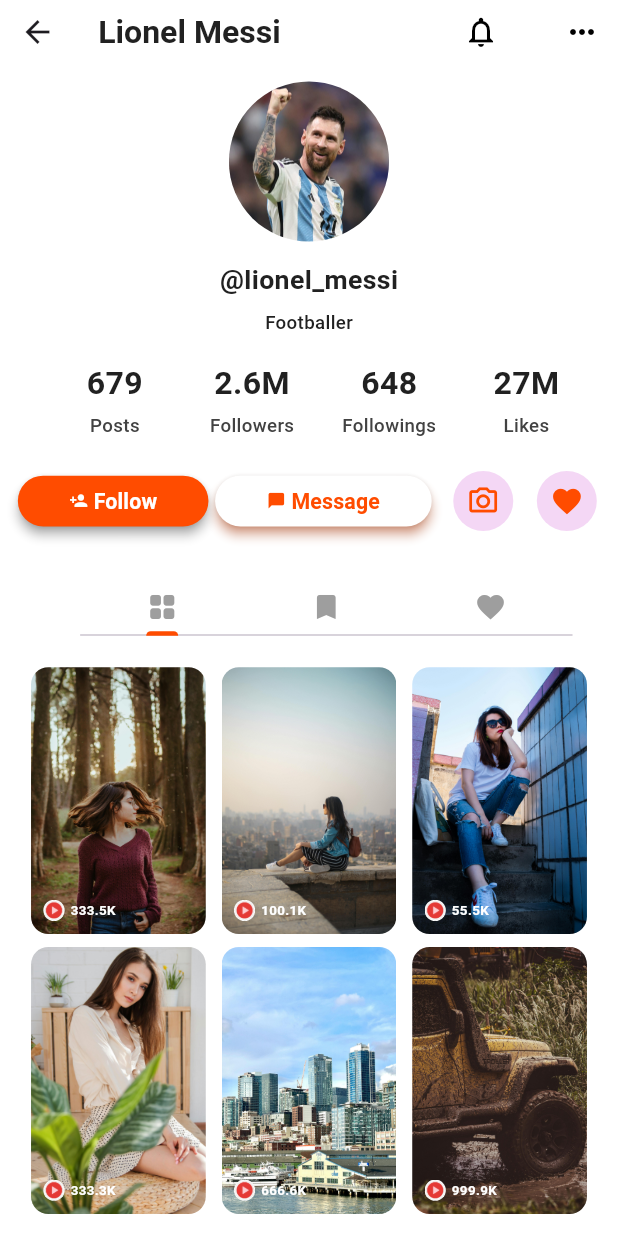
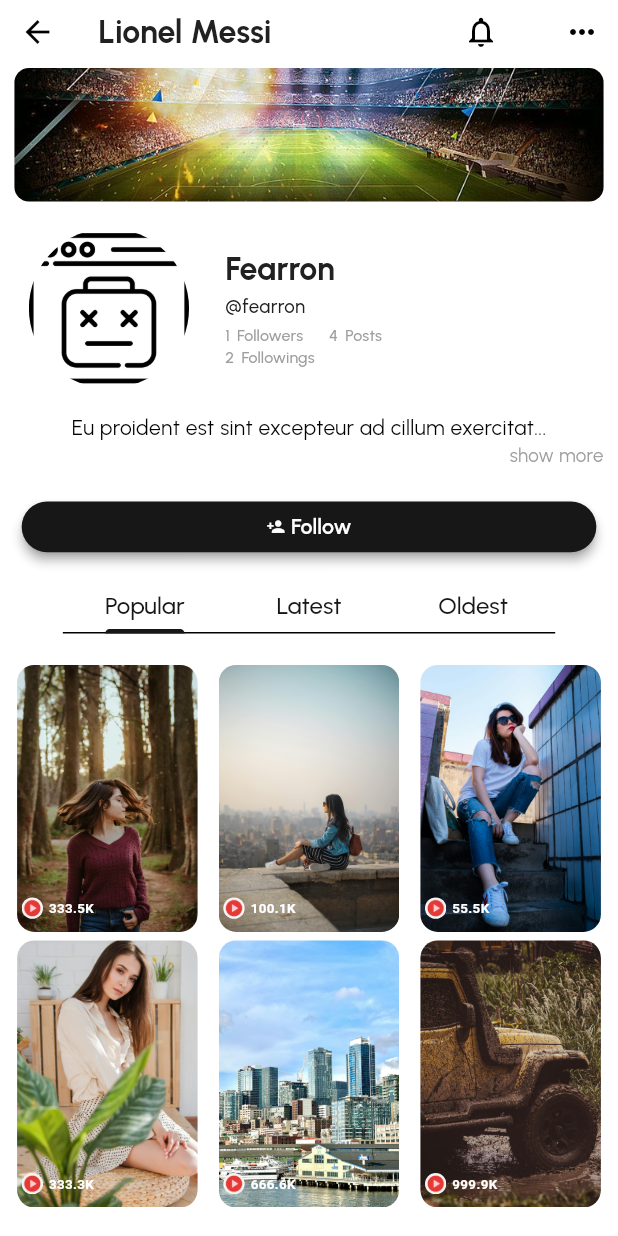
Before and after one commit to anhhuy007/tiktok-clone, a Flutter app: the screen it shows after launch, on a phone screen of 412 x 824 dp. Run offline on Flutter 3.47's test engine with Material 3 defaults, Android fonts, the phone set to English and light mode, and no system bars; drawn by our look-alikes of cached_network_image; our stand-ins replace flutter_riverpod, flutter_svg, responsive_sizer; network calls fail.

Commit message:
feat: Optimize design's harmony

```diff
--- a/lib/core/constants/image_constants.dart
+++ b/lib/core/constants/image_constants.dart
@@ -15,4 +15,5 @@ class ImageConstant {
   static String image4Path = '$imagesPath/img_image_4.jpg';
   static String image5Path = '$imagesPath/img_image_5.jpg';
   static String image6Path = '$imagesPath/img_image_6.jpg';
+  static String bannerPath = "$imagesPath/img_sample_banner.jpg";
 }
--- a/lib/main.dart
+++ b/lib/main.dart
@@ -4,6 +4,7 @@
 import 'package:tiktok_clone/core/utils/size_utils.dart' as size_utils;
 import 'package:tiktok_clone/presentation/profile/profile_page/profile_page.dart';
 import 'package:tiktok_clone/presentation/profile/profile_page_container/profile_page_container.dart';
+import 'package:tiktok_clone/theme/theme_helper.dart';
 import 'core/utils/size_utils.dart';
 
 void main() {
@@ -19,11 +20,17 @@
         return MaterialApp(
           title: 'Flutter Demo',
           theme: ThemeData(
-            colorScheme: ColorScheme.fromSeed(seedColor: Colors.deepPurple),
+            colorScheme: ColorSchemes.primaryColorScheme,
+            textTheme: TextTheme(
+              headlineSmall: CustomTextStyles.headlineSmall,
+              labelMedium: CustomTextStyles.labelMedium,
+              titleLarge: CustomTextStyles.titleLarge,
+              titleMedium: CustomTextStyles.titleMedium,
+              titleSmall: CustomTextStyles.titleSmall
+            ),
             useMaterial3: true,
           ),
-          home: ResponsiveSizer(
-              builder: (context, orientation, screenSize) => const MyHomePage(title: "Test")),
+          home: MyHomePage(title: "Test")
         );
       },
       )
--- a/lib/presentation/profile/profile_page/profile_page.dart
+++ b/lib/presentation/profile/profile_page/profile_page.dart
@@ -4,7 +4,7 @@ import 'package:tiktok_clone/core/utils/size_utils.dart';
 import 'package:tiktok_clone/presentation/profile/profile_page/models/profile_item_model.dart';
 import 'package:tiktok_clone/presentation/profile/profile_page/notifiers/profile_notifier.dart';
 import 'package:tiktok_clone/presentation/profile/profile_page/widgets/profile_item_widget.dart';
-import 'package:tiktok_clone/theme/theme.dart';
+import 'package:tiktok_clone/theme/theme_helper.dart';
 
 
 class ProfilePage extends ConsumerStatefulWidget {
@@ -20,7 +20,7 @@ class ProfilePageState extends ConsumerState<ProfilePage>{
 
     return SafeArea(
       child: Scaffold(
-        backgroundColor: ColorSchemes.primaryColorScheme.onErrorContainer,
+        backgroundColor: Theme.of(context).colorScheme.onErrorContainer,
         body: _buildScrollView(context)
       )
     );
@@ -34,7 +34,7 @@ class ProfilePageState extends ConsumerState<ProfilePage>{
             children: [
               SizedBox(height: 23.v),
               Padding(
-                padding: EdgeInsets.symmetric(horizontal: 20.h),
+                padding: EdgeInsets.symmetric(horizontal: 5.h),
                 child: Row(
                     mainAxisAlignment: MainAxisAlignment.center,
                     children: [
@@ -47,8 +47,8 @@ class ProfilePageState extends ConsumerState<ProfilePage>{
                               gridDelegate: SliverGridDelegateWithFixedCrossAxisCount(
                                   mainAxisExtent: 201.v,
                                   crossAxisCount: 3,
-                                  mainAxisSpacing: 8.h,
-                                  crossAxisSpacing: 8.h
+                                  mainAxisSpacing: 5.h,
+                                  crossAxisSpacing: 1.h
                               ),
                               physics: NeverScrollableScrollPhysics(),
                               itemCount: ref
--- a/lib/presentation/profile/profile_page/widgets/profile_item_widget.dart
+++ b/lib/presentation/profile/profile_page/widgets/profile_item_widget.dart
@@ -17,14 +17,14 @@ class ProfileItemWidget extends StatelessWidget {
     // TODO: implement build
     return SizedBox(
       height: 200.v,
-      width: 121.h,
+      width: 125.h,
       child: Stack(
         alignment: Alignment.bottomLeft,
         children: [
           CustomImageView(
             imagePath: profileItemModelObj.imgPath,
             height: 200.v,
-            width: 121.h,
+            width: 125.h,
             borderRadius: BorderRadius.circular(12.h),
             alignment: Alignment.center,
           ),
--- a/lib/presentation/profile/profile_page_container/models/profile_page_container_model.dart
+++ b/lib/presentation/profile/profile_page_container/models/profile_page_container_model.dart
@@ -1,3 +1,23 @@
 class ProfilePageContainerModel {
-  ProfilePageContainerModel();
+  ProfilePageContainerModel({
+    required this.userId,
+    required this.handle,
+    required this.name,
+    required this.follower,
+    required this.following,
+    required this.posts,
+    required this.description,
+    required this.avatarUrl,
+    required this.thumbnailUrl
+  });
+
+  int userId;
+  String handle;
+  String name;
+  int follower;
+  int following;
+  int posts;
+  String description;
+  String avatarUrl;
+  String thumbnailUrl;
 }
--- a/lib/presentation/profile/profile_page_container/notifiers/profile_page_container_notifier.dart
+++ b/lib/presentation/profile/profile_page_container/notifiers/profile_page_container_notifier.dart
@@ -6,7 +6,17 @@ class ProfilePageContainerNotifier extends Notifier<ProfilePageContainerModel> {
   @override
   ProfilePageContainerModel build() {
     // TODO: implement build
-    return ProfilePageContainerModel();
+    return ProfilePageContainerModel(
+      userId: 1,
+      handle: "@fearron",
+      name: "Fearron",
+      follower: 1,
+      following: 2,
+      posts: 4,
+      description: "Eu proident est sint excepteur ad cillum exercitation sunt nisi consectetur minim pariatur quis elit. Aliqua cillum deserunt aliquip do irure culpa do deserunt tempor sunt.",
+      avatarUrl: "https://yt3.googleusercontent.com/PlolKXX01kTs7Eqq_GDhUeXkVgVPlJhEUNVYw4AOgZfVPhUO-k-p2I6Qo_h7bGFXSmUexS-_PW4=s176-c-k-c0x00ffffff-no-rj",
+      thumbnailUrl: "https://drive.google.com/file/d/1_VuG30LkK3lxNxRZhwFqIid1c7zBAKZh/view?usp=sharing"
+    );
   }
 }
 
--- a/lib/presentation/profile/profile_page_container/profile_page_container.dart
+++ b/lib/presentation/profile/profile_page_container/profile_page_container.dart
@@ -3,7 +3,10 @@ import 'package:flutter_riverpod/flutter_riverpod.dart';
 import 'package:tiktok_clone/core/constants/image_constants.dart';
 import 'package:tiktok_clone/core/utils/size_utils.dart';
 import 'package:tiktok_clone/presentation/profile/profile_page/profile_page.dart';
-import 'package:tiktok_clone/theme/theme.dart';
+import 'package:tiktok_clone/presentation/profile/profile_page_container/models/profile_page_container_model.dart';
+import 'package:tiktok_clone/presentation/profile/profile_page_container/notifiers/profile_page_container_notifier.dart';
+import 'package:tiktok_clone/presentation/profile/profile_page_container/widgets/description_text_widget.dart';
+import 'package:tiktok_clone/theme/theme_helper.dart';
 import 'package:tiktok_clone/widget/app_bar_leading_image.dart';
 import 'package:tiktok_clone/widget/app_bar_title.dart';
 import 'package:tiktok_clone/widget/app_bar_trailing_icon.dart';
@@ -30,6 +33,7 @@ class ProfilePageContainerState extends ConsumerState<ProfilePageContainer> with
 
   @override
   Widget build(BuildContext context) {
+    final model = ref.watch(profilePageContainerNotifier);
     return SafeArea(
       child: Scaffold(
         backgroundColor: Color(0xFFFFFFFF),
@@ -37,59 +41,103 @@ class ProfilePageContainerState extends ConsumerState<ProfilePageContainer> with
         body: SizedBox(
           width: SizeUtils.width,
           child: SingleChildScrollView(
-            padding: EdgeInsets.only(top: 13.v),
+            padding: EdgeInsets.only(top: 3.v),
             child: Column(
               crossAxisAlignment: CrossAxisAlignment.center,
               children: [
+                SizedBox(
+                  width: FIGMA_DESIGN_WIDTH.h,
+                  height: 100.v,
+                  child: Padding(
+                    padding: EdgeInsets.symmetric(horizontal: 10.h),
+                    child: ClipRRect(
+                      borderRadius: BorderRadius.circular(10.h),
+                      child: Container(
+                        decoration: BoxDecoration(
+                          borderRadius: BorderRadius.circular(10.h)
+                        ),
+                        child: CustomImageView(
+                          imagePath: ImageConstant.bannerPath,
+                        )
+                      ),
+                    ),
+                  ),
+                ),
+                SizedBox(height: 20.v),
+                Row(
+                  children: [
+                    SizedBox(width: 20.h),
                     CustomImageView(
-                  imagePath: ImageConstant.avatarPath,
+                      imagePath: model.avatarUrl,
                       height: 120.adaptSize,
                       width: 120.adaptSize,
                       borderRadius: BorderRadius.circular(60.h),
                     ),
-                SizedBox(height: 14.v),
+                    SizedBox(width: 25.h,),
+                    Column(
+                      crossAxisAlignment: CrossAxisAlignment.start,
+                      children: [
                         Text(
-                  "@lionel_messi",
-                  style: CustomTextStyles.titleLarge,
+                          model.name,
+                          style: Theme.of(context).textTheme.headlineSmall,
                         ),
-                SizedBox(height: 9.v),
+                        SizedBox(height: 3.v),
                         Text(
-                  "Footballer",
+                          model.handle,
                           style: CustomTextStyles.titleSmallGray900,
                         ),
-                SizedBox(height: 17.v),
-                _buildRecentOrders(context),
-                SizedBox(height: 18.v),
-                _buildClientTestimonials(context),
-                SizedBox(height: 34.v),
+                        SizedBox(height: 3.v,),
+                        _buildRecentOrders(context, model)
+                      ],
+                    )
+                  ],
+                ),
+                SizedBox(height: 15.v),
+                Container(
+                  child: DescriptionTextWidget(
+                    text: model.description
+                  )
+                ),
+                SizedBox(height: 20.v),
+                _buildClientTestimonials(context, model),
+                SizedBox(height: 20.v),
                 Container(
                   height: 40.v,
                   width: 341.h,
-                  margin: EdgeInsets.only(left: 24.h),
+                  //margin: EdgeInsets.only(left: 24.h),
                   child: TabBar(
                     controller: tabViewController,
                     labelPadding: EdgeInsets.zero,
-                    indicatorColor: ColorSchemes.primaryColorScheme.primary,
+                    indicatorColor: Theme.of(context).colorScheme.primary,
                     tabs: [
                       Tab(
-                        child: Icon(
-                          Icons.grid_view_rounded,
-                          color: PrimaryColors.gray500,
-                          size: 24.adaptSize
+                        child: Text(
+                          "Popular",
+                          style: Theme.of(context).textTheme.headlineSmall!.copyWith(
+                            color: Theme.of(context).colorScheme.primary,
+                            fontWeight: FontWeight.w500,
+                            fontSize: 18.fsize
+                          ),
                         )
                       ),
                       Tab(
-                        child: Icon(
-                          Icons.bookmark,
-                          color: PrimaryColors.gray500,
-                          size: 24.adaptSize,
+                        child: Text(
+                          "Latest",
+                          style: Theme.of(context).textTheme.headlineSmall!.copyWith(
+                            color: Theme.of(context).colorScheme.primary,
+                            fontWeight: FontWeight.w500,
+                            fontSize: 18.fsize
+                          ),
                         )
                       ),
                       Tab(
-                        child: Icon(
-                          Icons.favorite,
-                          color: PrimaryColors.gray500,
-                          size: 24.adaptSize,
+                        child: Text(
+                          "Oldest",
+                          style: Theme.of(context).textTheme.headlineSmall!.copyWith(
+                            color: Theme.of(context).colorScheme.primary,
+                            fontWeight: FontWeight.w500,
+                            fontSize: 18.fsize
+                          ),
                         )
                       )
                     ]
@@ -141,70 +189,63 @@ class ProfilePageContainerState extends ConsumerState<ProfilePageContainer> with
   }
 
   /// Section Widget
-  Widget _buildRecentOrders(BuildContext context) {
+  Widget _buildRecentOrders(BuildContext context, ProfilePageContainerModel model) {
     return Padding(
-      padding: EdgeInsets.symmetric(horizontal: 24.h),
+      padding: EdgeInsets.symmetric(horizontal: 0.h),
       child: Row(
-        mainAxisAlignment: MainAxisAlignment.center,
+        crossAxisAlignment: CrossAxisAlignment.start,
+        mainAxisSize: MainAxisSize.min,
+        mainAxisAlignment: MainAxisAlignment.start,
         children: [
-          Expanded(
-            child: Padding(
-              padding: EdgeInsets.only(left: 16.h),
+          Column(
+            crossAxisAlignment: CrossAxisAlignment.start,
+            children: [
+              Padding(
+                padding: EdgeInsets.only(left: 0.h),
                 child: _buildUserProfile(
                     context,
-                content: "679",
-                title: "Posts",
-                onTap: () {
-
-                }
-              )
-            )
-          ),
-          Expanded(
-            child: Padding(
-              padding: EdgeInsets.only(left: 16.h),
-              child: _buildUserProfile(
-                context,
-                content: "2.6M",
+                    content: model.follower.toString(),
                     title: "Followers",
                     onTap: () {
 
                     }
                 ),
-            )
               ),
-          Expanded(
-            child: Padding(
-              padding: EdgeInsets.only(left: 16.h),
+              Padding(
+                padding: EdgeInsets.only(left: 0.h),
                 child: _buildUserProfile(
                     context,
-                content: "648",
+                    content: model.following.toString(),
                     title: "Followings",
                     onTap: () {
 
                     }
                 ),
               )
+            ],
           ),
-          Expanded(
-            child: Padding(
-              padding: EdgeInsets.only(left: 16.h),
+          Column(
+            crossAxisAlignment: CrossAxisAlignment.start,
+            children: [
+              Padding(
+                padding: EdgeInsets.only(left: 8.88.h),
                 child: _buildUserProfile(
                   context,
-                content: "27M",
-                title: "Likes",
+                  content: model.posts.toString(),
+                  title: "Posts",
                   onTap: () {
 
                   }
+                )
               ),
-            )
+            ],
           )
         ],
       ),
     );
   }
 
-  Widget _buildClientTestimonials(BuildContext context) {
+  Widget _buildClientTestimonials(BuildContext context, ProfilePageContainerModel model) {
     return Padding(
       padding: EdgeInsets.symmetric(horizontal: 0.h),
       child: Row(
@@ -212,11 +253,11 @@ class ProfilePageContainerState extends ConsumerState<ProfilePageContainer> with
         children: [
           CustomElevatedButton(
             buttonStyle: ElevatedButton.styleFrom(
-                backgroundColor:  ColorSchemes.primaryColorScheme.primary,
+                backgroundColor:  Theme.of(context).colorScheme.primary,
                 shadowColor: PrimaryColors.gray900,
                 elevation: 3
             ),
-            width: 132.h,
+            width: (FIGMA_DESIGN_WIDTH - 30).h,
             text: "Follow",
             margin: EdgeInsets.symmetric(vertical: 1.v, horizontal: 2.v),
             leftIcon: Container(
@@ -227,59 +268,6 @@ class ProfilePageContainerState extends ConsumerState<ProfilePageContainer> with
                 size: 14.adaptSize,
               ),
             ),
-          ),
-          CustomElevatedButton(
-            buttonStyle: ElevatedButton.styleFrom(
-              backgroundColor:  ColorSchemes.primaryColorScheme.onErrorContainer,
-              shadowColor: ColorSchemes.primaryColorScheme.primary,
-              elevation: 3
-            ),
-            width: 150.h,
-            text: "Message",
-            buttonTextStyle: CustomTextStyles.titleMediumOnErrorContainerSemiBold.copyWith(
-              color: ColorSchemes.primaryColorScheme.primary
-            ),
-            margin: EdgeInsets.symmetric(vertical: 1.v, horizontal: 3.v),
-            leftIcon: Container(
-              margin: EdgeInsets.only(right: 4.h),
-              child: Icon(
-                color: ColorSchemes.primaryColorScheme.primary,
-                Icons.messenger_outlined,
-                size: 14.adaptSize,
-              ),
-            ),
-          ),
-          Padding(
-            padding: EdgeInsets.only(left: 8.h),
-            child: IconButton(
-              icon: Icon(
-                Icons.camera_alt_outlined,
-                color: ColorSchemes.primaryColorScheme.primary,
-                size: 25.adaptSize,
-              ),
-              style: ButtonStyle(
-                backgroundColor: MaterialStatePropertyAll(Color(0xFFF4D7F5))
-              ),
-              onPressed: () {
-
-              },
-            )
-          ),
-          Padding(
-              padding: EdgeInsets.only(left: 8.h),
-              child: IconButton(
-                icon: Icon(
-                  Icons.favorite,
-                  color: ColorSchemes.primaryColorScheme.primary,
-                  size: 25.adaptSize,
-                ),
-                style: ButtonStyle(
-                    backgroundColor: MaterialStatePropertyAll(Color(0xFFF4D7F5))
-                ),
-                onPressed: () {
-
-                },
-              )
           )
         ]
       )
@@ -305,25 +293,31 @@ class ProfilePageContainerState extends ConsumerState<ProfilePageContainer> with
     return GestureDetector(
       onTap: () {onTap?.call();},
       child: Container(
-        padding: EdgeInsets.symmetric(horizontal: 2.h),
+        padding: EdgeInsets.symmetric(horizontal: 0.h),
         decoration: BoxDecoration(
-          color: ColorSchemes.primaryColorScheme.onErrorContainer,
+          color: Theme.of(context).colorScheme.onErrorContainer,
           borderRadius: BorderRadius.circular(1.h)
         ),
-        child: Column(
+        child: Row(
           mainAxisSize: MainAxisSize.min,
           mainAxisAlignment: MainAxisAlignment.center,
           children: [
             Text(
               content,
-              style: CustomTextStyles.headlineSmall.copyWith(color: PrimaryColors.gray900),
+              style: Theme.of(context).textTheme.titleSmall!.copyWith(
+                color: PrimaryColors.gray500,
+                fontSize: 12.fsize
               ),
-            SizedBox(height: 5.v),
+            ),
+            SizedBox(width: 5.h),
             Text(
               title,
-              style: CustomTextStyles.titleSmallErrorContainer.copyWith(color: ColorSchemes.primaryColorScheme.errorContainer),
+              style: Theme.of(context).textTheme.titleSmall!.copyWith(
+                color: PrimaryColors.gray500,
+                fontSize: 12.fsize
               ),
-            SizedBox(height: 1.v)
+            ),
+            SizedBox(width: 1.h)
           ],
         ),
       ),
--- /dev/null
+++ b/lib/presentation/profile/profile_page_container/widgets/description_text_widget.dart
@@ -0,0 +1,68 @@
+import 'package:flutter/material.dart';
+import 'package:tiktok_clone/core/utils/size_utils.dart';
+import 'package:tiktok_clone/theme/theme_helper.dart';
+
+class DescriptionTextWidget extends StatefulWidget {
+  final String text;
+
+  DescriptionTextWidget({required this.text});
+
+  @override
+  _DescriptionTextWidgetState createState() => _DescriptionTextWidgetState();
+}
+
+class _DescriptionTextWidgetState extends State<DescriptionTextWidget> {
+  String firstHalf = "";
+  String secondHalf = "";
+
+  bool flag = true;
+
+  @override
+  void initState() {
+    super.initState();
+
+    if (widget.text.length > 50) {
+      firstHalf = widget.text.substring(0, 50);
+      secondHalf = widget.text.substring(50, widget.text.length);
+    } else {
+      firstHalf = widget.text;
+      secondHalf = "";
+    }
+  }
+
+  @override
+  Widget build(BuildContext context) {
+    return Container(
+      padding: EdgeInsets.symmetric(horizontal: 10.h, vertical: 3.v),
+      child: secondHalf.isEmpty
+          ? Text(firstHalf,style: TextStyle(fontFamily: "Urbanist"))
+          : Column(
+          children: <Widget>[
+          Text(
+            flag ? (firstHalf + "...") : (firstHalf + secondHalf),
+            style: TextStyle(
+              fontFamily: "Urbanist",
+            ),
+            textAlign: TextAlign.justify,
+          ),
+          InkWell(
+            child: Row(
+              mainAxisAlignment: MainAxisAlignment.end,
+              children: <Widget>[
+                Text(
+                  flag ? "show more" : "show less",
+                  style: TextStyle(color: PrimaryColors.gray500, fontFamily: "Urbanist", fontSize: 14.fsize),
+                ),
+              ],
+            ),
+            onTap: () {
+              setState(() {
+                flag = !flag;
+              });
+            },
+          ),
+        ],
+      ),
+    );
+  }
+}
--- a/lib/theme/theme.dart
+++ b/lib/theme/theme_helper.dart
@@ -5,31 +5,36 @@ class CustomTextStyles {
   static TextStyle headlineSmall = TextStyle(
     color: PrimaryColors.gray900,
     fontSize: 24.fsize,
-    fontWeight: FontWeight.w700
+    fontWeight: FontWeight.w700,
+    fontFamily: "Urbanist"
   );
 
   static TextStyle labelMedium = TextStyle(
       color: ColorSchemes.primaryColorScheme.onErrorContainer,
       fontSize: 10.fsize,
-      fontWeight: FontWeight.w600
+      fontWeight: FontWeight.w600,
+      fontFamily: "Urbanist"
   );
 
   static TextStyle titleLarge = TextStyle(
       color: PrimaryColors.gray900,
       fontSize: 20.fsize,
-      fontWeight: FontWeight.w700
+      fontWeight: FontWeight.w700,
+      fontFamily: "Urbanist"
   );
 
   static TextStyle titleMedium = TextStyle(
       color: PrimaryColors.gray900,
       fontSize: 18.fsize,
-      fontWeight: FontWeight.w700
+      fontWeight: FontWeight.w700,
+      fontFamily: "Urbanist"
   );
 
   static TextStyle titleSmall = TextStyle(
       color: PrimaryColors.gray700,
       fontSize: 14.fsize,
-      fontWeight: FontWeight.w500
+      fontWeight: FontWeight.w500,
+      fontFamily: "Urbanist"
   );
 
   static TextStyle get titleMediumOnErrorContainerSemiBold => titleMedium.copyWith(
@@ -63,7 +68,7 @@ class PrimaryColors {
 
 class ColorSchemes {
   static final primaryColorScheme = ColorScheme.light(
-    primary: Color(0xFFFF4C00),
+    primary: Color(0xFF181717),
     errorContainer: Color(0xFF424242),
     onErrorContainer: Color(0xFFFFFFFF)
   );
--- a/lib/widget/app_bar_title.dart
+++ b/lib/widget/app_bar_title.dart
@@ -1,5 +1,5 @@
 import 'package:flutter/material.dart';
-import 'package:tiktok_clone/theme/theme.dart';
+import 'package:tiktok_clone/theme/theme_helper.dart';
 
 class AppBarTitle extends StatelessWidget {
   AppBarTitle({
--- a/lib/widget/custom_app_bar.dart
+++ b/lib/widget/custom_app_bar.dart
@@ -35,7 +35,7 @@ class CustomAppBar extends StatelessWidget implements PreferredSizeWidget {
       title: title,
       titleSpacing: 0,
       centerTitle: centerTitle ?? false,
-      actions: actions,
+      actions: actions
     );
   }
 
--- a/lib/widget/custom_elevated_button.dart
+++ b/lib/widget/custom_elevated_button.dart
@@ -1,7 +1,7 @@
 import 'package:flutter/cupertino.dart';
 import 'package:flutter/material.dart';
 import 'package:tiktok_clone/core/utils/size_utils.dart';
-import 'package:tiktok_clone/theme/theme.dart';
+import 'package:tiktok_clone/theme/theme_helper.dart';
 
 class CustomElevatedButton extends StatelessWidget{
   CustomElevatedButton({
```
Also changed, not shown: pubspec.yaml (+10 -0 lines), assets/fonts/Urbanist-Bold.ttf (added), assets/fonts/Urbanist-Medium.ttf (added), assets/fonts/Urbanist-Regular.ttf (added), assets/fonts/Urbanist-SemiBold.ttf (added), assets/images/img_sample_banner.jpg (added), pubspec.lock. Lines whose indentation alone changed are shown as unchanged.
